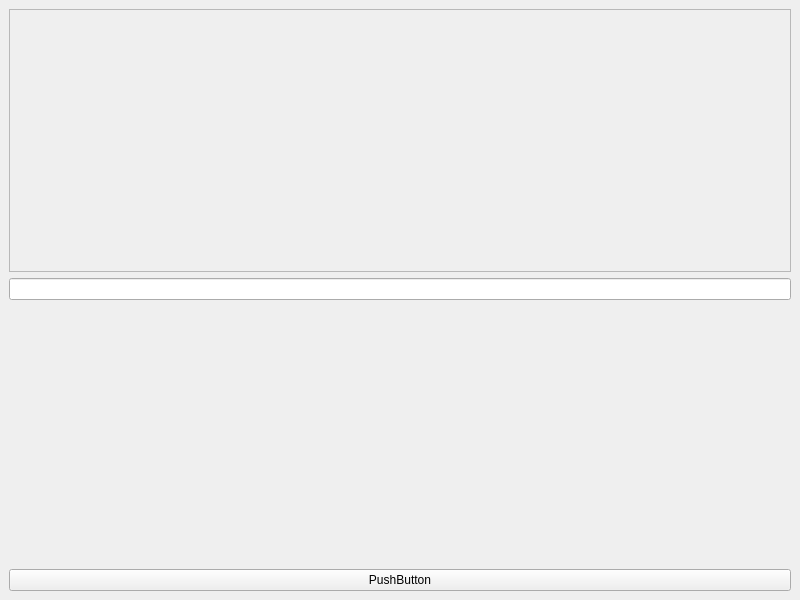
The window that test_ui.ui (Arrera-Librairy/Arrera_qt) describes before a commit, drawn with Qt 5.
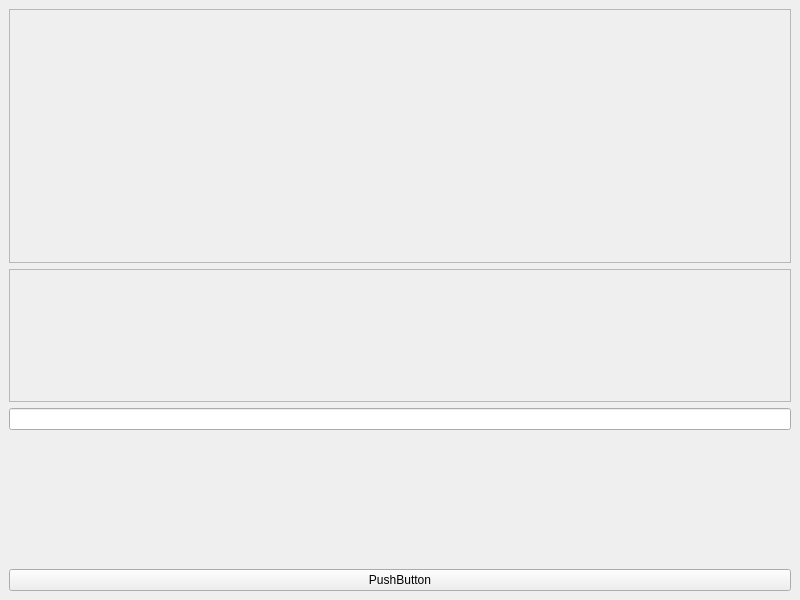
The same window after the commit. Custom widgets are drawn as their Qt base class.

Diff of the .ui file:
```diff
--- a/test_ui.ui
+++ b/test_ui.ui
@@ -40,6 +40,31 @@
       </layout>
      </widget>
     </item>
+    <item>
+     <widget class="AApplicationBar" name="frame_2">
+      <property name="frameShape">
+       <enum>QFrame::Shape::StyledPanel</enum>
+      </property>
+      <property name="frameShadow">
+       <enum>QFrame::Shadow::Raised</enum>
+      </property>
+      <layout class="QVBoxLayout" name="verticalLayout_3">
+       <item>
+        <spacer name="verticalSpacer_3">
+         <property name="orientation">
+          <enum>Qt::Orientation::Vertical</enum>
+         </property>
+         <property name="sizeHint" stdset="0">
+          <size>
+           <width>20</width>
+           <height>102</height>
+          </size>
+         </property>
+        </spacer>
+       </item>
+      </layout>
+     </widget>
+    </item>
     <item>
      <widget class="ASearchBar" name="lineEdit"/>
     </item>
@@ -83,6 +108,12 @@
    <extends>QLineEdit</extends>
    <header>arrera_qt/asearchbar.h</header>
   </customwidget>
+  <customwidget>
+   <class>AApplicationBar</class>
+   <extends>QFrame</extends>
+   <header>arrera_qt/aapplicationbar.h</header>
+   <container>1</container>
+  </customwidget>
  </customwidgets>
  <resources/>
  <connections/>
```
